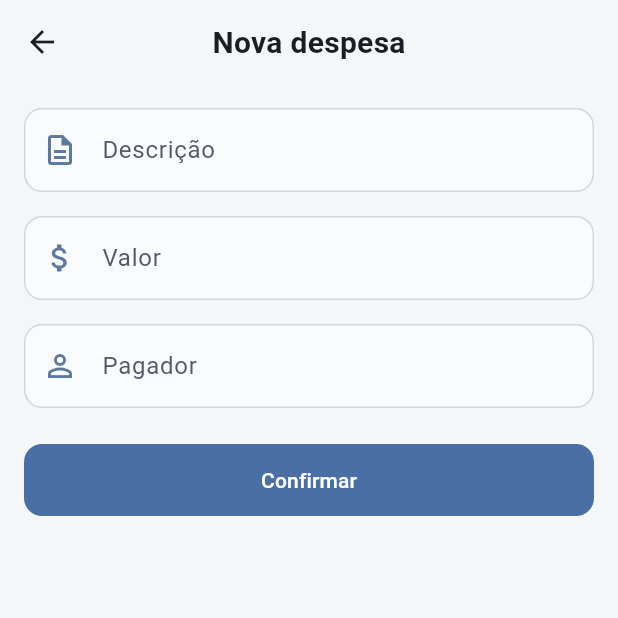
After one commit to lucaskolapouski/mobile-1bim-esw, a Flutter app: the screen it shows after launch, after a tap on the "add" icon, on a phone screen of 412 x 824 dp, the top half of it. The commit adds this screen. Run offline on Flutter 3.47's test engine with Material 3 defaults, Android fonts, the phone set to English and light mode, and no system bars; our stand-ins replace flutter_native_splash.

Commit message:
feat(HOME-02): add floating action button for adding new expenses in home page

```diff
--- /dev/null
+++ b/parte2_flutter/lib/screens/cadastro_page.dart
@@ -0,0 +1,131 @@
+import 'package:flutter/material.dart';
+
+import '../models/despesa.dart';
+import '../theme/app_colors.dart';
+
+/// Tela de cadastro — Exercício 9 / CREATE-01.
+/// No máximo 3 campos; demais atributos usam default da [Despesa].
+class CadastroPage extends StatefulWidget {
+  const CadastroPage({super.key});
+
+  @override
+  State<CadastroPage> createState() => _CadastroPageState();
+}
+
+class _CadastroPageState extends State<CadastroPage> {
+  final _descricaoController = TextEditingController();
+  final _valorController = TextEditingController();
+  final _pagadorController = TextEditingController();
+  final _formKey = GlobalKey<FormState>();
+
+  @override
+  void dispose() {
+    _descricaoController.dispose();
+    _valorController.dispose();
+    _pagadorController.dispose();
+    super.dispose();
+  }
+
+  void _confirmar() {
+    final descricao = _descricaoController.text.trim();
+    final pagador = _pagadorController.text.trim();
+    final valor = double.tryParse(
+      _valorController.text.trim().replaceAll(',', '.'),
+    );
+
+    if (descricao.isEmpty || pagador.isEmpty) {
+      ScaffoldMessenger.of(context).showSnackBar(
+        const SnackBar(content: Text('Preencha descrição e pagador.')),
+      );
+      return;
+    }
+
+    if (valor == null) {
+      ScaffoldMessenger.of(context).showSnackBar(
+        const SnackBar(
+          content: Text('Valor inválido. Use um número (ex.: 25.50).'),
+        ),
+      );
+      return;
+    }
+
+    // Defaults: quantidade=1, data=now, categoria=Geral (fora do form).
+    final despesa = Despesa(
+      descricao: descricao,
+      valor: valor,
+      pagador: pagador,
+    );
+
+    Navigator.pop(context, despesa);
+  }
+
+  @override
+  Widget build(BuildContext context) {
+    return Scaffold(
+      appBar: AppBar(
+        title: const Text('Nova despesa'),
+        centerTitle: true,
+        backgroundColor: AppColors.gray50,
+      ),
+      backgroundColor: AppColors.gray50,
+      body: Form(
+        key: _formKey,
+        child: ListView(
+          padding: const EdgeInsets.all(16),
+          children: [
+            TextFormField(
+              controller: _descricaoController,
+              textInputAction: TextInputAction.next,
+              decoration: InputDecoration(
+                labelText: 'Descrição',
+                prefixIcon: const Icon(Icons.description_outlined),
+                border: OutlineInputBorder(
+                  borderRadius: BorderRadius.circular(12),
+                ),
+              ),
+            ),
+            const SizedBox(height: 16),
+            TextFormField(
+              controller: _valorController,
+              keyboardType: const TextInputType.numberWithOptions(decimal: true),
+              textInputAction: TextInputAction.next,
+              decoration: InputDecoration(
+                labelText: 'Valor',
+                prefixIcon: const Icon(Icons.attach_money),
+                border: OutlineInputBorder(
+                  borderRadius: BorderRadius.circular(12),
+                ),
+              ),
+            ),
+            const SizedBox(height: 16),
+            TextFormField(
+              controller: _pagadorController,
+              textInputAction: TextInputAction.done,
+              onFieldSubmitted: (_) => _confirmar(),
+              decoration: InputDecoration(
+                labelText: 'Pagador',
+                prefixIcon: const Icon(Icons.person_outline),
+                border: OutlineInputBorder(
+                  borderRadius: BorderRadius.circular(12),
+                ),
+              ),
+            ),
+            const SizedBox(height: 24),
+            FilledButton(
+              onPressed: _confirmar,
+              style: FilledButton.styleFrom(
+                backgroundColor: AppColors.navy,
+                foregroundColor: AppColors.textOnNavy,
+                padding: const EdgeInsets.symmetric(vertical: 14),
+                shape: RoundedRectangleBorder(
+                  borderRadius: BorderRadius.circular(12),
+                ),
+              ),
+              child: const Text('Confirmar'),
+            ),
+          ],
+        ),
+      ),
+    );
+  }
+}
--- a/parte2_flutter/lib/screens/home_page.dart
+++ b/parte2_flutter/lib/screens/home_page.dart
@@ -3,8 +3,10 @@ import 'package:flutter_native_splash/flutter_native_splash.dart';
 
 import '../models/conta_compartilhada.dart';
 import '../models/conta_exemplo.dart';
+import '../models/despesa.dart';
 import '../theme/app_colors.dart';
 import '../widgets/cartao_despesa.dart';
+import 'cadastro_page.dart';
 import 'detalhe_page.dart';
 
 class HomePage extends StatefulWidget {
@@ -27,6 +29,14 @@ class _HomePageState extends State<HomePage> {
     });
   }
 
+  Future<void> _abrirCadastro() async {
+    final nova = await Navigator.of(context).push<Despesa>(
+      MaterialPageRoute(builder: (_) => const CadastroPage()),
+    );
+    if (nova == null) return;
+    setState(() => _conta.adicionar(nova));
+  }
+
   @override
   Widget build(BuildContext context) {
     return Scaffold(
@@ -36,6 +46,11 @@ class _HomePageState extends State<HomePage> {
         backgroundColor: AppColors.gray50,
       ),
       backgroundColor: AppColors.gray50,
+      floatingActionButton: FloatingActionButton(
+        onPressed: _abrirCadastro,
+        tooltip: 'Nova despesa',
+        child: const Icon(Icons.add),
+      ),
       body: Column(
         crossAxisAlignment: CrossAxisAlignment.stretch,
         children: [
```
